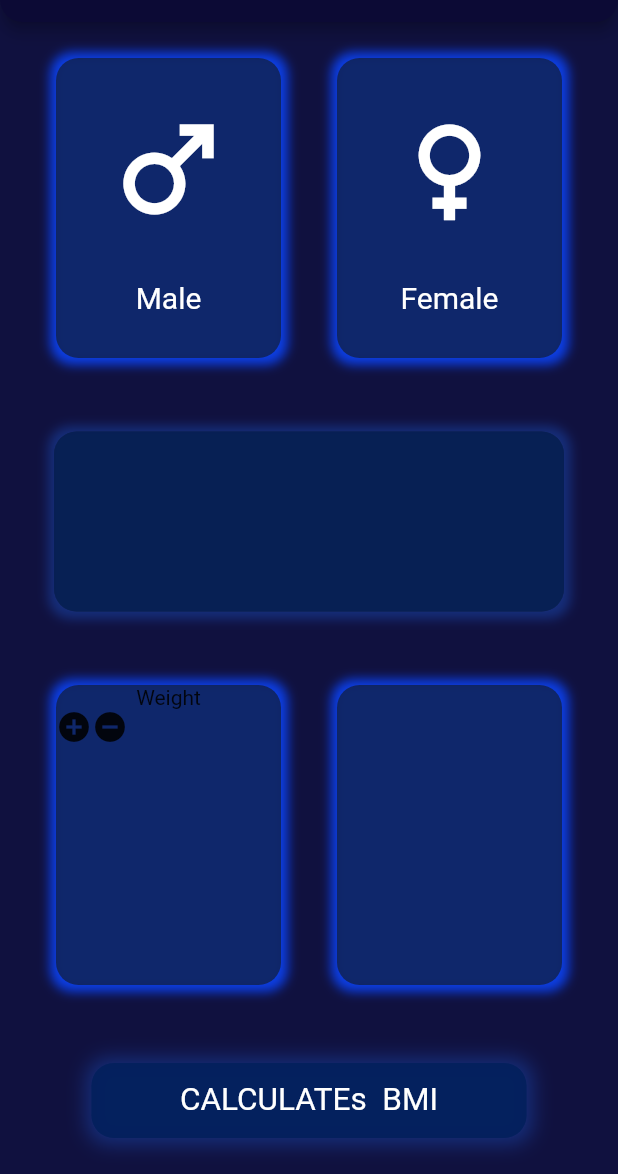
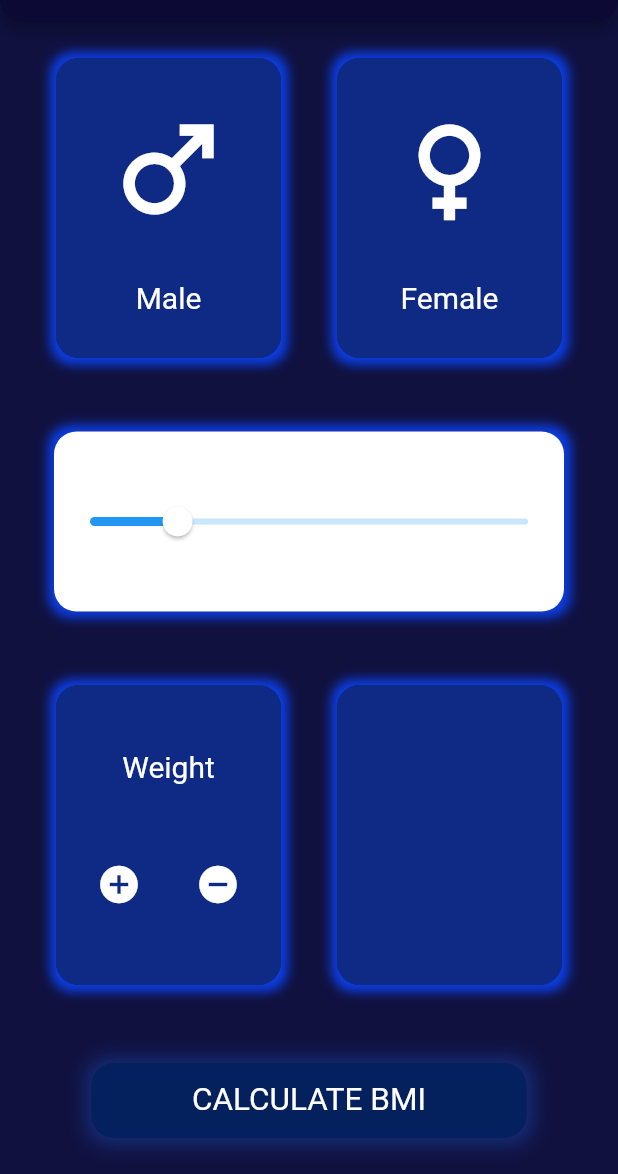
Before and after one commit to Hari15112003/BMI_Calculator, a Flutter app: the screen it shows after launch, on a phone screen of 412 x 824 dp, the part 62-1236 px from its top. Run offline on Flutter 3.47's test engine with Material 2 defaults, Android fonts, the phone set to English and light mode, and no system bars.

Commit message:
second change

```diff
--- a/lib/main.dart
+++ b/lib/main.dart
@@ -17,7 +17,9 @@ class MyApp extends StatefulWidget {
 }
 
 class _MyAppState extends State<MyApp> {
-  final colour = Color.fromARGB(171, 0, 0, 0);
+  //slider value
+  double rating = 20;
+
   @override
   Widget build(BuildContext context) {
     return Scaffold(
@@ -37,9 +39,9 @@ class _MyAppState extends State<MyApp> {
               children: [
                 GestureDetector(
                   onTap: () => {
-                    // Navigator.push(context,
-                    //     MaterialPageRoute(builder: (context) => show())),
-                    // Colors.white,
+                    Navigator.push(context,
+                        MaterialPageRoute(builder: (context) => show())),
+                    Colors.white,
                   },
                   child: card(
                     childpro: Column(
@@ -78,15 +80,31 @@ class _MyAppState extends State<MyApp> {
             ),
             SizedBox(height: 1.0),
             Container(
+              child: Slider(
+                value: rating,
+                onChanged: (double value) {
+                  setState(() => rating = value);
+                  print(value);
+                },
+
+                max: 100,
+                label: rating.round().toString(),
+
+                // activeColor: Colors.red,
+                // inactiveColor: Colors.yellow,
+                thumbColor: Colors.white,
+                mouseCursor: MouseCursor.defer,
+              ),
               width: 340.0,
               height: 120.0,
               decoration: BoxDecoration(
                 borderRadius: BorderRadius.circular(15),
-                color: Color.fromARGB(171, 2, 31, 91),
+                color: Colors.white,
+                // color: Color.fromARGB(255, 14, 42, 132),
                 boxShadow: [
                   BoxShadow(
-                    color: Color.fromARGB(255, 21, 45, 121),
-                    offset: Offset(0.5, 0.5),
+                    color: Color.fromARGB(255, 12, 62, 228),
+                    offset: Offset(0.4, 0.2),
                     blurRadius: 5.0,
                     spreadRadius: 4.0,
                     blurStyle: BlurStyle.normal,
@@ -101,12 +119,27 @@ class _MyAppState extends State<MyApp> {
               children: [
                 card(
                   childpro: Column(
+                    mainAxisAlignment: MainAxisAlignment.spaceEvenly,
                     children: [
-                      Text("Weight"),
-                      Row(children: [
-                        Icon(Icons.add_circle),
-                        Icon(Icons.remove_circle)
-                      ]),
+                      Text(
+                        "Weight",
+                        style: TextStyle(color: Colors.white, fontSize: 20.0),
+                      ),
+                      Row(
+                          mainAxisAlignment: MainAxisAlignment.spaceEvenly,
+                          children: [
+                            IconButton(
+                                onPressed: () {},
+                                icon: Icon(
+                                  Icons.add_circle,
+                                  color: Colors.white,
+                                  size: 30.0,
+                                )),
+                            IconButton(
+                                onPressed: () {},
+                                icon: Icon(Icons.remove_circle,
+                                    color: Colors.white, size: 30.0))
+                          ]),
                     ],
                   ),
                 ),
@@ -119,7 +152,7 @@ class _MyAppState extends State<MyApp> {
             Container(
               child: Center(
                 child: Text(
-                  "CALCULATEs  BMI",
+                  "CALCULATE BMI",
                   selectionColor: Colors.white,
                   style: TextStyle(
                     color: Colors.white,
@@ -151,12 +184,10 @@ class _MyAppState extends State<MyApp> {
 
 class card extends StatefulWidget {
   // creating constructor
-  card({this.childpro, this.colour});
-
-  final colour;
+  card({this.childpro});
 
   final childpro;
-
+  double _rating = 20;
   @override
   State<card> createState() => _cardState();
 }
@@ -171,11 +202,11 @@ class _cardState extends State<card> {
       width: 150,
       decoration: BoxDecoration(
         borderRadius: BorderRadius.circular(15),
-        color: widget.colour,
+        color: Color.fromARGB(255, 14, 42, 132),
         boxShadow: [
           BoxShadow(
             color: Color.fromARGB(255, 12, 62, 228),
-            offset: Offset(0.5, 0.5),
+            offset: Offset(0.4, 0.2),
             blurRadius: 5.0,
             spreadRadius: 4.0,
             blurStyle: BlurStyle.normal,
--- a/lib/show.dart
+++ b/lib/show.dart
@@ -10,6 +10,6 @@ class show extends StatefulWidget {
 class _showState extends State<show> {
   @override
   Widget build(BuildContext context) {
-    return Container();
+    return Container(color: Colors.white);
   }
 }
```
